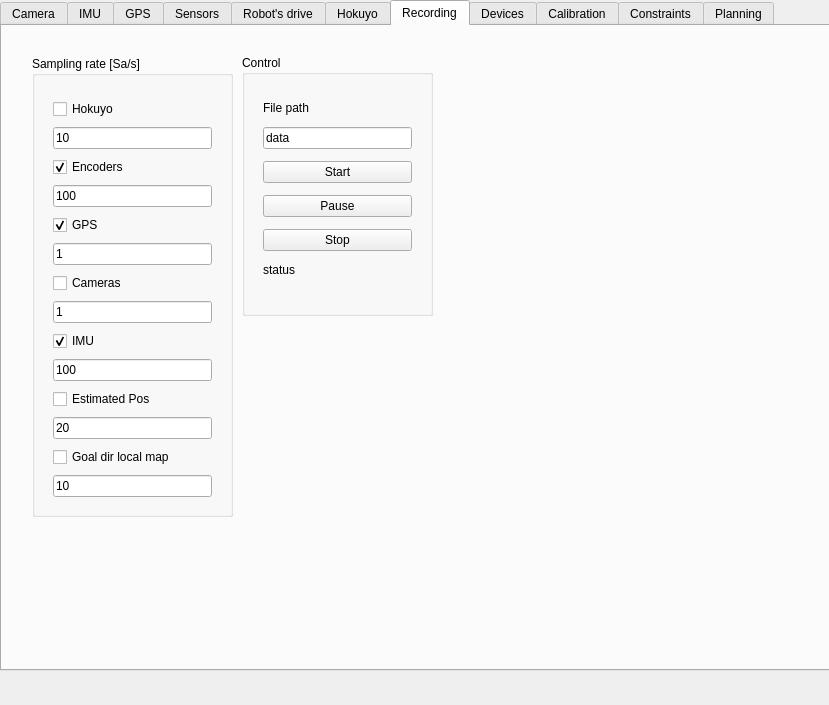
Before: the Qt Designer form TapasQt/TapasQt.ui in LRMPUT/TAPAS, drawn with Qt 5.
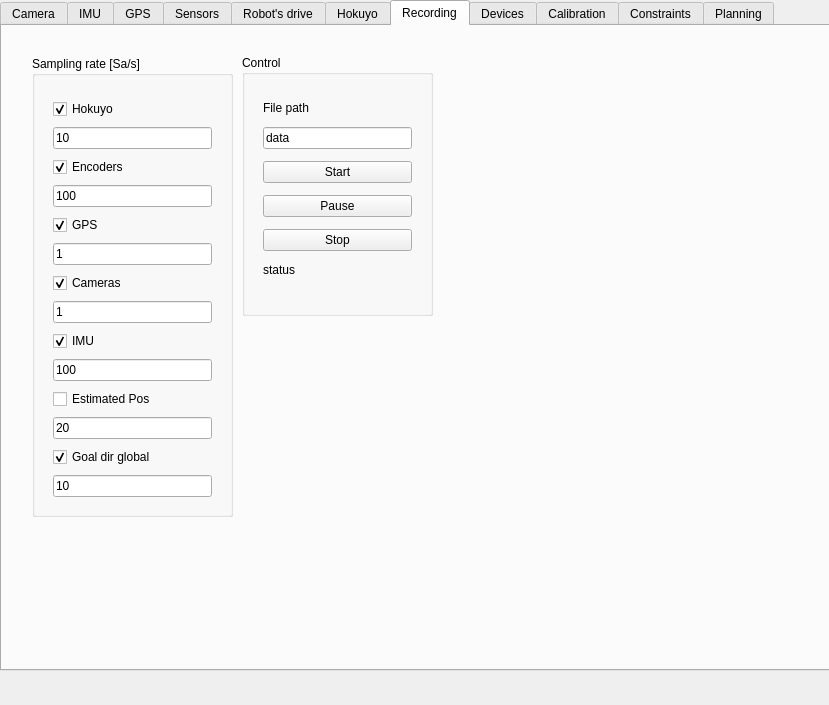
After: the same form once the commit is applied.

Commit message: Added setting for turning on/off an inference. Added recording a global goal direction.

```diff
--- a/TapasQt/TapasQt.ui
+++ b/TapasQt/TapasQt.ui
@@ -1191,7 +1191,7 @@
            <bool>true</bool>
           </property>
           <property name="checked">
-           <bool>false</bool>
+           <bool>true</bool>
           </property>
          </widget>
         </item>
@@ -1242,7 +1242,7 @@
            <string>Cameras</string>
           </property>
           <property name="checked">
-           <bool>false</bool>
+           <bool>true</bool>
           </property>
          </widget>
         </item>
@@ -1287,7 +1287,10 @@
         <item>
          <widget class="QCheckBox" name="includeGoalDirLocalMapCheckBox">
           <property name="text">
-           <string>Goal dir local map</string>
+           <string>Goal dir global</string>
+          </property>
+          <property name="checked">
+           <bool>true</bool>
           </property>
          </widget>
         </item>
```
Left out of the diff: 4 changed lines with no effect on the pictures. The commit also changes 8 other files.
